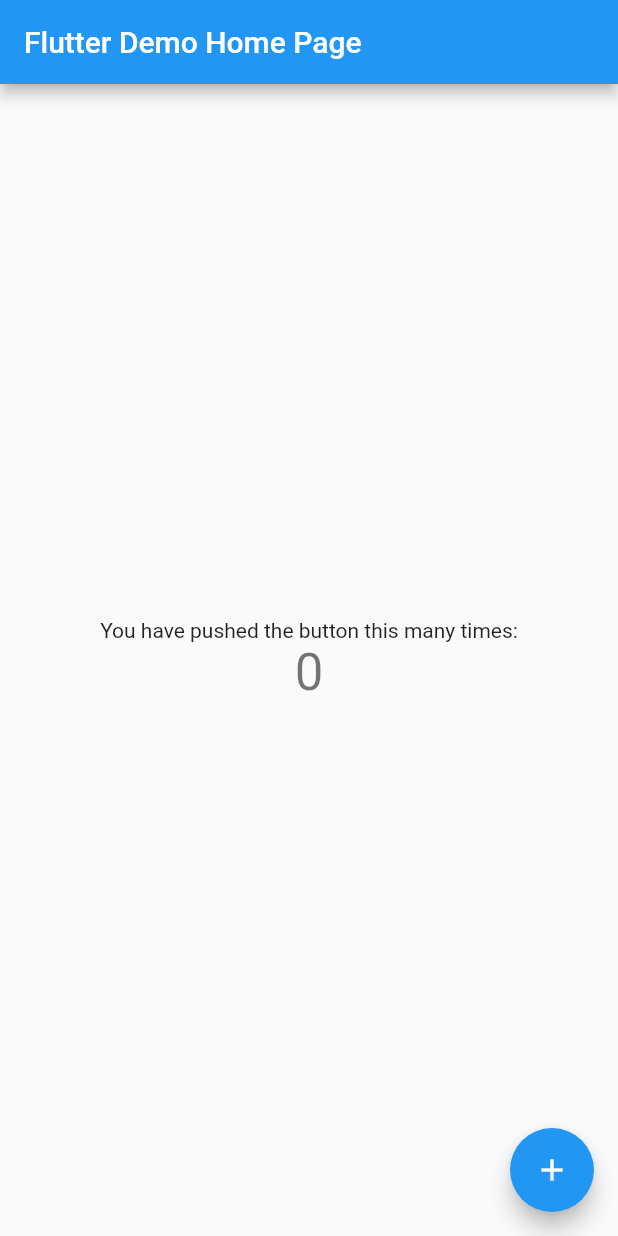
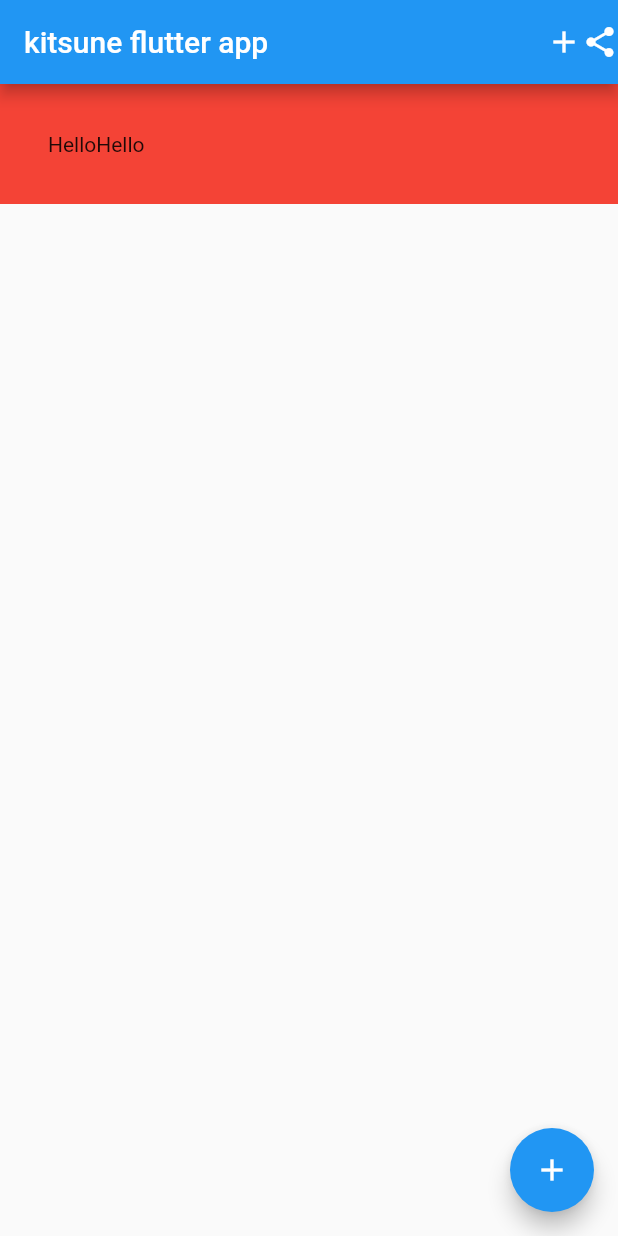
Before and after one commit to yk-mt12/flutter_university_tutorial, a Flutter app: the screen it shows after launch, on a phone screen of 412 x 824 dp. Run offline on Flutter 3.47's test engine with Material 2 defaults, Android fonts, the phone set to English and light mode, and no system bars.

Commit message:
widgetの基礎を学習

```diff
--- a/lib/main.dart
+++ b/lib/main.dart
@@ -13,15 +13,6 @@ class MyApp extends StatelessWidget {
     return MaterialApp(
       title: 'Flutter Demo',
       theme: ThemeData(
-        // This is the theme of your application.
-        //
-        // Try running your application with "flutter run". You'll see the
-        // application has a blue toolbar. Then, without quitting the app, try
-        // changing the primarySwatch below to Colors.green and then invoke
-        // "hot reload" (press "r" in the console where you ran "flutter run",
-        // or simply save your changes to "hot reload" in a Flutter IDE).
-        // Notice that the counter didn't reset back to zero; the application
-        // is not restarted.
         primarySwatch: Colors.blue,
       ),
       home: const MyHomePage(title: 'Flutter Demo Home Page'),
@@ -31,15 +22,6 @@ class MyApp extends StatelessWidget {
 
 class MyHomePage extends StatefulWidget {
   const MyHomePage({super.key, required this.title});
-
-  // This widget is the home page of your application. It is stateful, meaning
-  // that it has a State object (defined below) that contains fields that affect
-  // how it looks.
-
-  // This class is the configuration for the state. It holds the values (in this
-  // case the title) provided by the parent (in this case the App widget) and
-  // used by the build method of the State. Fields in a Widget subclass are
-  // always marked "final".
 
   final String title;
 
@@ -52,57 +34,24 @@ class _MyHomePageState extends State<MyHomePage> {
 
   void _incrementCounter() {
     setState(() {
-      // This call to setState tells the Flutter framework that something has
-      // changed in this State, which causes it to rerun the build method below
-      // so that the display can reflect the updated values. If we changed
-      // _counter without calling setState(), then the build method would not be
-      // called again, and so nothing would appear to happen.
       _counter++;
     });
   }
 
   @override
   Widget build(BuildContext context) {
-    // This method is rerun every time setState is called, for instance as done
-    // by the _incrementCounter method above.
-    //
-    // The Flutter framework has been optimized to make rerunning build methods
-    // fast, so that you can just rebuild anything that needs updating rather
-    // than having to individually change instances of widgets.
     return Scaffold(
       appBar: AppBar(
-        // Here we take the value from the MyHomePage object that was created by
-        // the App.build method, and use it to set our appbar title.
-        title: Text(widget.title),
-      ),
-      body: Center(
-        // Center is a layout widget. It takes a single child and positions it
-        // in the middle of the parent.
-        child: Column(
-          // Column is also a layout widget. It takes a list of children and
-          // arranges them vertically. By default, it sizes itself to fit its
-          // children horizontally, and tries to be as tall as its parent.
-          //
-          // Invoke "debug painting" (press "p" in the console, choose the
-          // "Toggle Debug Paint" action from the Flutter Inspector in Android
-          // Studio, or the "Toggle Debug Paint" command in Visual Studio Code)
-          // to see the wireframe for each widget.
-          //
-          // Column has various properties to control how it sizes itself and
-          // how it positions its children. Here we use mainAxisAlignment to
-          // center the children vertically; the main axis here is the vertical
-          // axis because Columns are vertical (the cross axis would be
-          // horizontal).
-          mainAxisAlignment: MainAxisAlignment.center,
-          children: <Widget>[
-            const Text(
-              'You have pushed the button this many times:',
-            ),
-            Text(
-              '$_counter',
-              style: Theme.of(context).textTheme.headline4,
-            ),
-          ],
+          title: Text('kitsune flutter app'),
+          actions: <Widget>[Icon(Icons.add), Icon(Icons.share)]),
+      body: Container(
+        width: double.infinity,
+        color: Colors.red,
+        child: Padding(
+          padding: const EdgeInsets.all(32.0),
+          child: Row(
+            children: <Widget>[Text('Hello'), Text('Hello')],
+          ),
         ),
       ),
       floatingActionButton: FloatingActionButton(
--- a/pubspec.yaml
+++ b/pubspec.yaml
@@ -36,6 +36,8 @@ dependencies:
   # The following adds the Cupertino Icons font to your application.
   # Use with the CupertinoIcons class for iOS style icons.
   cupertino_icons: ^1.0.2
+  sqflite: ^2.2.0+3
+  path_provider: ^2.0.11
 
 dev_dependencies:
   flutter_test:
```
Also changed, not shown: pubspec.lock, 3 other files.
